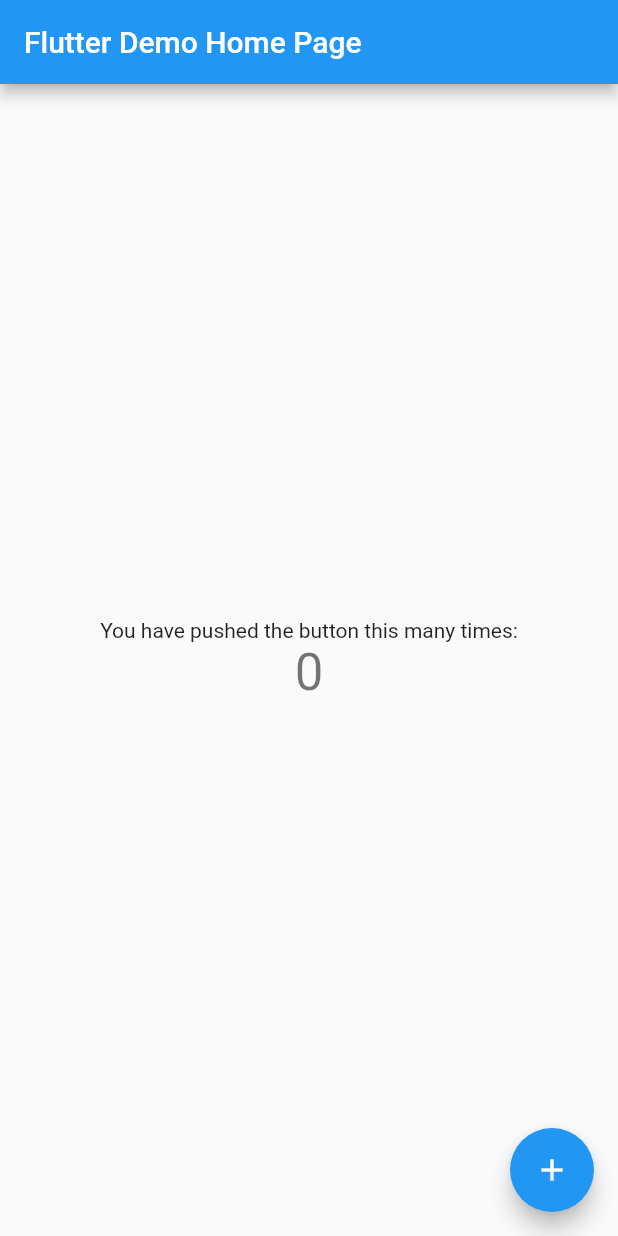
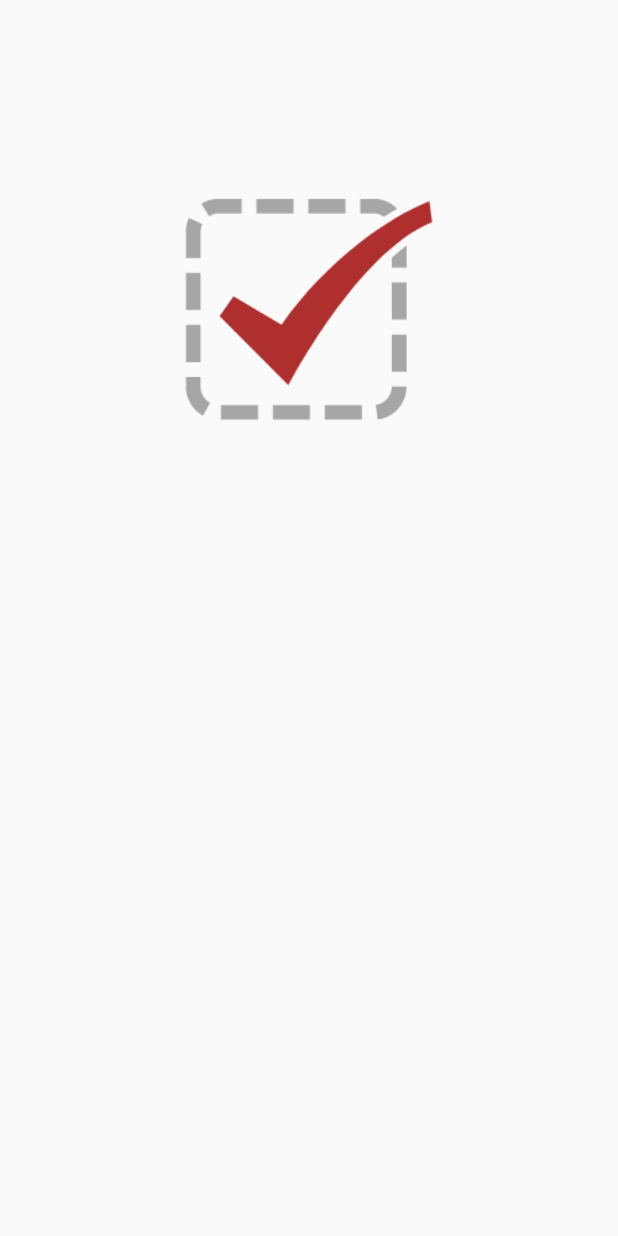
Before and after one commit to naveeramesh/Todo, a Flutter app: the screen it shows after launch, on a phone screen of 412 x 824 dp. Run offline on Flutter 3.47's test engine with Material 2 defaults, Android fonts, the phone set to English and light mode, and no system bars.

Commit message:
feat:Logo and Splash

```diff
--- a/analysis_options.yaml
+++ b/analysis_options.yaml
@@ -7,7 +7,7 @@
 
 # The following line activates a set of recommended lints for Flutter apps,
 # packages, and plugins designed to encourage good coding practices.
-include: package:flutter_lints/flutter.yaml
+
 
 linter:
   # The lint rules applied to this project can be customized in the
--- a/lib/main.dart
+++ b/lib/main.dart
@@ -7,109 +7,31 @@ void main() {
 class MyApp extends StatelessWidget {
   const MyApp({Key? key}) : super(key: key);
 
-  // This widget is the root of your application.
   @override
   Widget build(BuildContext context) {
     return MaterialApp(
-      title: 'Flutter Demo',
-      theme: ThemeData(
-        // This is the theme of your application.
-        //
-        // Try running your application with "flutter run". You'll see the
-        // application has a blue toolbar. Then, without quitting the app, try
-        // changing the primarySwatch below to Colors.green and then invoke
-        // "hot reload" (press "r" in the console where you ran "flutter run",
-        // or simply save your changes to "hot reload" in a Flutter IDE).
-        // Notice that the counter didn't reset back to zero; the application
-        // is not restarted.
-        primarySwatch: Colors.blue,
-      ),
-      home: const MyHomePage(title: 'Flutter Demo Home Page'),
+        title: 'Flutter Demo',
+        theme: ThemeData(
+          primarySwatch: Colors.blue,
+        ),
+        home: const SplashScreen());
+  }
+}
+
+class SplashScreen extends StatefulWidget {
+  const SplashScreen({Key? key}) : super(key: key);
+
+  @override
+  _SplashScreenState createState() => _SplashScreenState();
+}
+
+class _SplashScreenState extends State<SplashScreen> {
+  @override
+  Widget build(BuildContext context) {
+    return Scaffold(
+      body: Column(children: [
+        Center(child: Container(child: Image.asset("assets/images/logo.png"),),)
+      ],),
     );
   }
 }
-
-class MyHomePage extends StatefulWidget {
-  const MyHomePage({Key? key, required this.title}) : super(key: key);
-
-  // This widget is the home page of your application. It is stateful, meaning
-  // that it has a State object (defined below) that contains fields that affect
-  // how it looks.
-
-  // This class is the configuration for the state. It holds the values (in this
-  // case the title) provided by the parent (in this case the App widget) and
-  // used by the build method of the State. Fields in a Widget subclass are
-  // always marked "final".
-
-  final String title;
-
-  @override
-  State<MyHomePage> createState() => _MyHomePageState();
-}
-
-class _MyHomePageState extends State<MyHomePage> {
-  int _counter = 0;
-
-  void _incrementCounter() {
-    setState(() {
-      // This call to setState tells the Flutter framework that something has
-      // changed in this State, which causes it to rerun the build method below
-      // so that the display can reflect the updated values. If we changed
-      // _counter without calling setState(), then the build method would not be
-      // called again, and so nothing would appear to happen.
-      _counter++;
-    });
-  }
-
-  @override
-  Widget build(BuildContext context) {
-    // This method is rerun every time setState is called, for instance as done
-    // by the _incrementCounter method above.
-    //
-    // The Flutter framework has been optimized to make rerunning build methods
-    // fast, so that you can just rebuild anything that needs updating rather
-    // than having to individually change instances of widgets.
-    return Scaffold(
-      appBar: AppBar(
-        // Here we take the value from the MyHomePage object that was created by
-        // the App.build method, and use it to set our appbar title.
-        title: Text(widget.title),
-      ),
-      body: Center(
-        // Center is a layout widget. It takes a single child and positions it
-        // in the middle of the parent.
-        child: Column(
-          // Column is also a layout widget. It takes a list of children and
-          // arranges them vertically. By default, it sizes itself to fit its
-          // children horizontally, and tries to be as tall as its parent.
-          //
-          // Invoke "debug painting" (press "p" in the console, choose the
-          // "Toggle Debug Paint" action from the Flutter Inspector in Android
-          // Studio, or the "Toggle Debug Paint" command in Visual Studio Code)
-          // to see the wireframe for each widget.
-          //
-          // Column has various properties to control how it sizes itself and
-          // how it positions its children. Here we use mainAxisAlignment to
-          // center the children vertically; the main axis here is the vertical
-          // axis because Columns are vertical (the cross axis would be
-          // horizontal).
-          mainAxisAlignment: MainAxisAlignment.center,
-          children: <Widget>[
-            const Text(
-              'You have pushed the button this many times:',
-            ),
-            Text(
-              '$_counter',
-              style: Theme.of(context).textTheme.headline4,
-            ),
-          ],
-        ),
-      ),
-      floatingActionButton: FloatingActionButton(
-        onPressed: _incrementCounter,
-        tooltip: 'Increment',
-        child: const Icon(Icons.add),
-      ), // This trailing comma makes auto-formatting nicer for build methods.
-    );
-  }
-}
--- a/pubspec.yaml
+++ b/pubspec.yaml
@@ -58,9 +58,9 @@ flutter:
   uses-material-design: true
 
   # To add assets to your application, add an assets section, like this:
-  # assets:
-  #   - images/a_dot_burr.jpeg
-  #   - images/a_dot_ham.jpeg
+  assets:
+    - assets/images/logo.png
+
 
   # An image asset can refer to one or more resolution-specific "variants", see
   # https://flutter.dev/assets-and-images/#resolution-aware.
```
Also changed, not shown: assets/images/logo.png (added).
